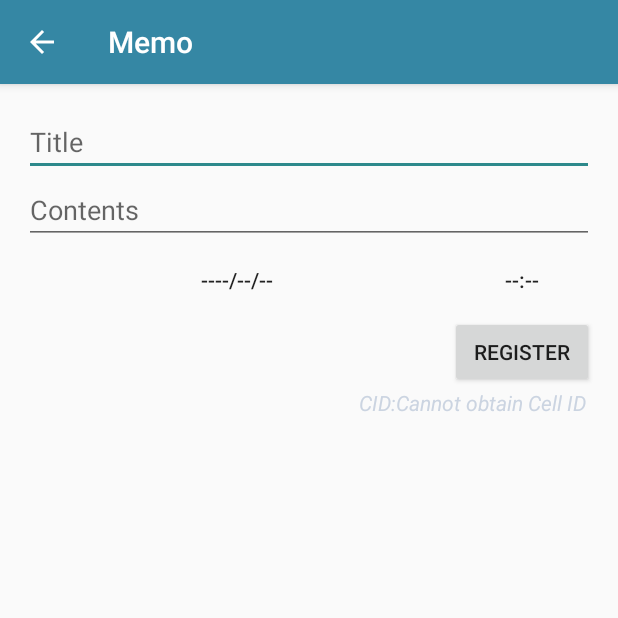
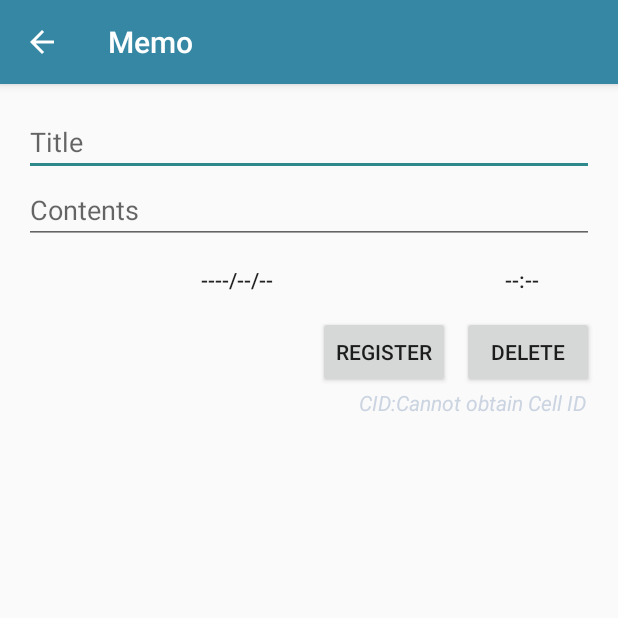
Before and after one commit to ym-dev/JotHere01, an Android app: the InputActivity screen opened directly, with no data from a screen before it, on a phone screen of 412 x 824 dp, the top half of it. Run offline under Robolectric (Android 15) with nearby library versions, the phone set to English and light mode, and no system bars; libraries missing offline, so code that uses them is left out: io.realm; 3 statements that could not run were skipped.

Commit message:
Deleteボタン配置

```diff
--- a/app/src/main/java/com/gmail/devtech/ym/jothere/MainActivity.java
+++ b/app/src/main/java/com/gmail/devtech/ym/jothere/MainActivity.java
@@ -171,6 +171,7 @@ public class MainActivity extends AppCompatActivity {
                         AlarmManager alarmManager = (AlarmManager) getSystemService(ALARM_SERVICE);
                         alarmManager.cancel(resultPendingIntent);
 
+
                         reloadListView();
                     }
                 });
--- a/app/src/main/res/layout/content_input.xml
+++ b/app/src/main/res/layout/content_input.xml
@@ -42,14 +42,24 @@
         android:layout_alignParentRight="true"
         android:text="--:--"
         style="@style/Widget.AppCompat.Button.Borderless" />
+
+
     <Button
         android:id="@+id/done_button"
-        android:layout_width="96dp"
+        android:layout_width="wrap_content"
+        android:layout_height="wrap_content"
+        android:layout_below="@id/times_button"
+
+        android:layout_toLeftOf="@+id/times_button"
+        android:text="@string/but_done" />
+
+    <Button
+        android:id="@+id/del_button"
+        android:layout_width="wrap_content"
         android:layout_height="wrap_content"
         android:layout_below="@id/times_button"
         android:layout_alignParentRight="true"
-        android:text="@string/but_done" />
-
+        android:text="@string/but_del" />
 
     <LinearLayout
         android:layout_width="wrap_content"
--- a/app/src/main/res/values/strings.xml
+++ b/app/src/main/res/values/strings.xml
@@ -11,5 +11,6 @@
     <string name="hint_title">Title</string>
     <string name="hint_contents">Contents</string>
     <string name="but_done">Register</string>
+    <string name="but_del">Delete</string>
 
 </resources>
```
